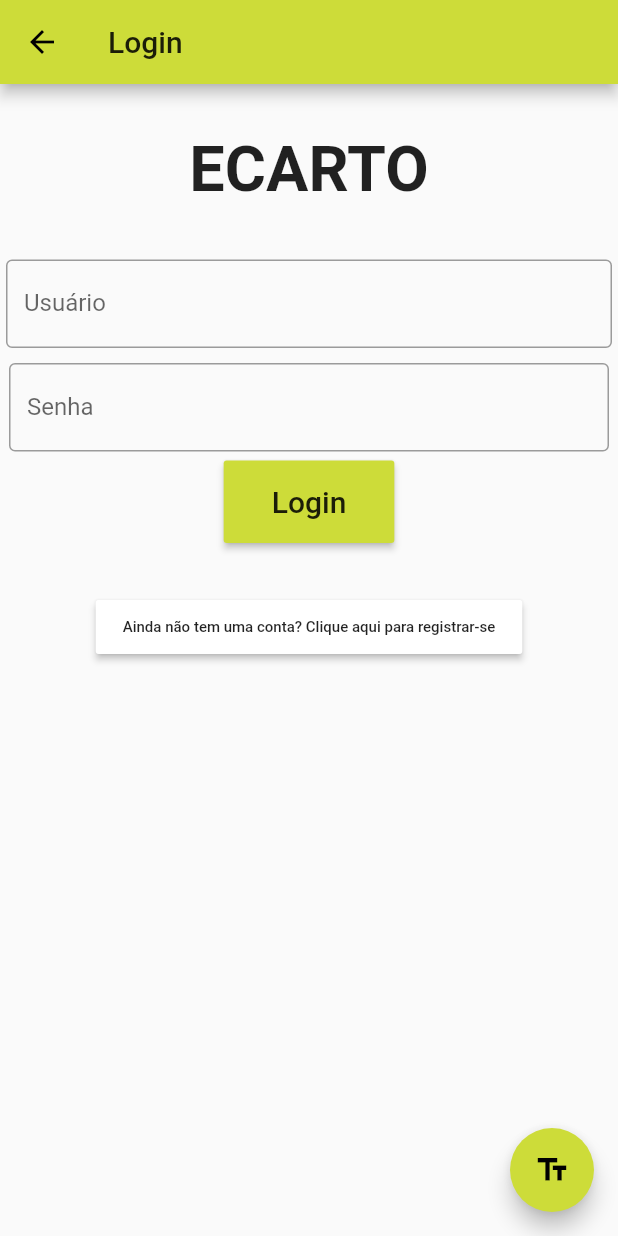
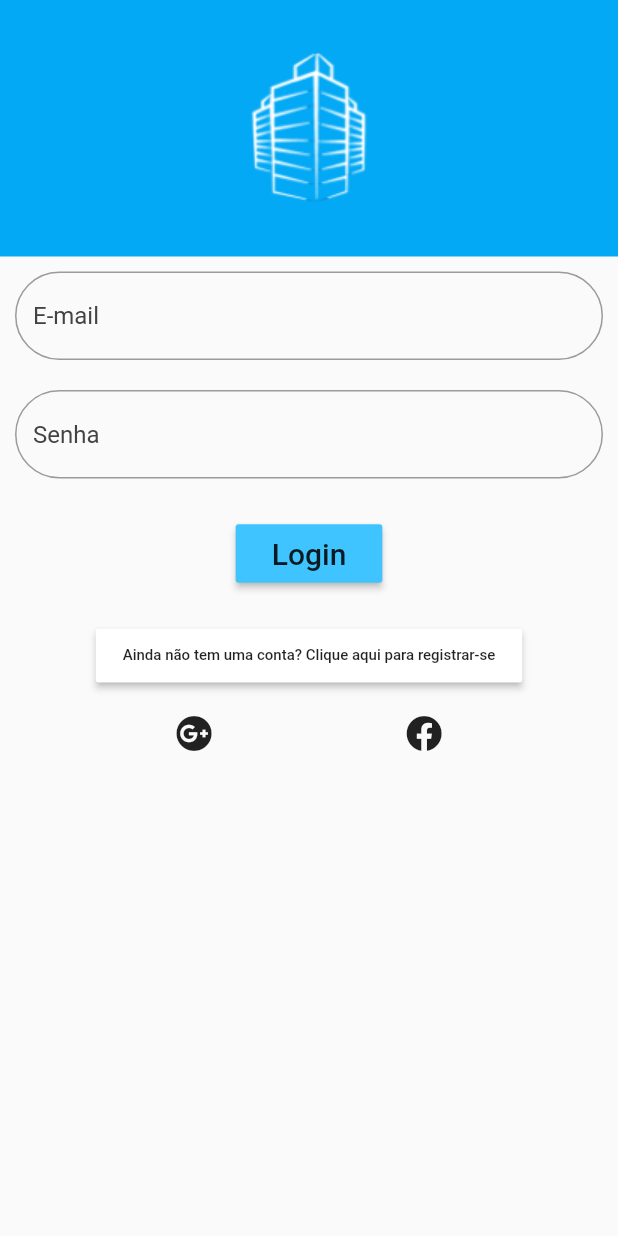
Before and after one commit to barreiradlc/e-proj, a Flutter app: the Login screen opened directly, on a phone screen of 412 x 824 dp. Run offline on Flutter 3.47's test engine with Material 2 defaults, Android fonts, the phone set to English and light mode, and no system bars; our stand-ins replace font_awesome_flutter, shared_preferences; missing offline and left inert: universal_html; accounts and stored records are empty.

Commit message:
Telas de login e cadastro

```diff
--- a/lib/main.dart
+++ b/lib/main.dart
@@ -20,8 +20,8 @@ import 'package:flutter/services.dart';
 
 // telas
 import  './telas/Home.dart';
-// import  './telas/Login.dart';
-
+import  './telas/Login.dart';
+import  './telas/Cadastro.dart';
 
 
 void main() {
@@ -33,8 +33,8 @@ void main() {
 class MyApp extends StatelessWidget {
 
   var inicio = new Home();
-  // var login = new Login();
-
+  var login = new Login();
+  var cadastro = new Cadastro();
 
 
 
@@ -43,14 +43,15 @@ class MyApp extends StatelessWidget {
     return
     MaterialApp(
       theme: ThemeData(
-        primarySwatch: Colors.lime,
+        primarySwatch: Colors.lightBlue,
         // See https://github.com/flutter/flutter/wiki/Desktop-shells#fonts
         fontFamily: 'Roboto',
       ),
-    initialRoute: '/',
+      initialRoute: '/login',
       routes: {
         // When navigating to the "/" route, build the FirstScreen widget.
-        // '/login': (context) => login,
+        '/login': (context) => login,
+        '/cadastro': (context) => cadastro,
         // When navigating to the "/second" route, build the SecondScreen widget.
         '/': (context) => inicio,
       },
--- a/lib/telas/Login.dart
+++ b/lib/telas/Login.dart
@@ -1,6 +1,7 @@
-import 'dart:io' show Platform;  //at the top
+import 'dart:io' show Platform; //at the top
 import 'package:flutter/foundation.dart' show TargetPlatform;
 
+import 'package:font_awesome_flutter/font_awesome_flutter.dart';
 import 'package:shared_preferences/shared_preferences.dart';
 
 import 'package:flutter/foundation.dart'
@@ -13,11 +14,9 @@ import 'dart:convert';
 
 import 'package:universal_html/prefer_universal/html.dart' as web;
 
-
 import 'package:flutter/material.dart';
 import 'package:http/http.dart' as http;
 import 'package:http/http.dart';
-
 
 // Define a custom Form widget.
 class Login extends StatefulWidget {
@@ -38,12 +37,12 @@ class _MyCustomFormState extends State<Login> {
 
   Future<String> getReq() async {
     // cloud
-    var url = 'https://ae-teste.herokuapp.com';
-
+    var url = 'http://eproj-teste.herokuapp.com/';
+    print('indo');
     // local
     // var url = 'http://localhost:3000';
 
-    var endpoint = '/auth/login';
+    var endpoint = 'sessions';
 
     print('req');
     http.Response response =
@@ -54,6 +53,7 @@ class _MyCustomFormState extends State<Login> {
     });
     const bool kIsWeb = identical(0, 0.0);
     var res = jsonDecode(response.body);
+    print(res);
 
     if (res['errors'] == null) {
       SharedPreferences jwt = await SharedPreferences.getInstance();
@@ -77,8 +77,6 @@ class _MyCustomFormState extends State<Login> {
       await jwt.setString('username', res['username']);
 
       Navigator.pushNamed(context, '/home');
-
-
     } else {
       print('erro');
     }
@@ -116,68 +114,122 @@ class _MyCustomFormState extends State<Login> {
   @override
   Widget build(BuildContext context) {
     return Scaffold(
-      appBar: AppBar(
-        title: Text('Login'),
-      ),
+      // appBar: AppBar(
+      //   title: Text('Login'),
+      // ),
       body: Column(
         children: <Widget>[
-          Padding(
-            padding: const EdgeInsets.all(32.0),
-            child: Text(
-              "ECARTO",
-              style: TextStyle(fontWeight: FontWeight.bold, fontSize: 42),
+          // Padding(
+          //   padding: const EdgeInsets.all(32.0),
+          //   child: Text(
+          //     "E-PROJ",
+          //     style: TextStyle(fontWeight: FontWeight.bold, fontSize: 42),
+          //   ),
+          // ),
+          Container(
+            alignment: AlignmentDirectional(0.0, 0.0),
+            padding: new EdgeInsets.all(15.0),
+            color: Colors.lightBlue,
+            child: Padding(
+              padding: const EdgeInsets.all(20),
+              child: Image(
+                  image: AssetImage('assets/imgs/eproject-logo-logotipo.png')),
             ),
           ),
           Padding(
-            padding: const EdgeInsets.all(4.0),
+            padding: const EdgeInsets.all(10.0),
             child: TextField(
               controller: myController,
               obscureText: false,
+
+              // decoration: new InputDecoration(
+              //       border: new OutlineInputBorder(
+              //         borderRadius: const BorderRadius.all(
+              //           const Radius.circular(10.0),
+              //         ),
+              //       ),
+              //       filled: true,
+              //       hintStyle: new TextStyle(color: Colors.grey[800]),
+              //       hintText: "Type in your text",
+              //       fillColor: Colors.white70),
+
               decoration: InputDecoration(
-                border: OutlineInputBorder(),
-                labelText: 'Usuário',
+                border: OutlineInputBorder(
+                  borderRadius: const BorderRadius.all(
+                    const Radius.circular(50.0),
+                  ),
+                ),
+                hintStyle: new TextStyle(color: Colors.grey[800]),
+                hintText: "E-mail",
               ),
             ),
           ),
           Padding(
-            padding: const EdgeInsets.all(6.0),
+            padding: const EdgeInsets.all(10.0),
             child: TextField(
               controller: myController2,
               obscureText: true,
               decoration: InputDecoration(
-                border: OutlineInputBorder(),
-                labelText: 'Senha',
+                border: OutlineInputBorder(
+                  borderRadius: const BorderRadius.all(
+                    const Radius.circular(50.0),
+                  ),
+                ),
+                hintStyle: new TextStyle(color: Colors.grey[800]),
+                hintText: "Senha",
               ),
             ),
           ),
-          RaisedButton(
+          Padding(
+            // margin: const EdgeInsets.only(left: 20.0, right: 20.0),
+            padding: const EdgeInsets.all(16.0),
+            child: RaisedButton(
               onPressed: getReq,
-            color: Colors.lime,
+              color: Colors.lightBlueAccent,
               child: Padding(
-              padding: const EdgeInsets.all(16.0),
+                padding: const EdgeInsets.all(8.0),
                 child: Text('Login', style: TextStyle(fontSize: 20)),
               ),
             ),
+          ),
           Padding(
-            padding: const EdgeInsets.all(32.0),
-            child:RaisedButton(
-
-            onPressed: (){
+            // margin: const EdgeInsets.only(left: 20.0, right: 20.0),
+            padding: const EdgeInsets.all(4.0),
+            child: RaisedButton(
+              onPressed: () {
                 Navigator.pushNamed(context, '/cadastro');
               },
               color: Colors.white,
               child: Padding(
                 padding: const EdgeInsets.all(2.0),
-              child: Text('Ainda não tem uma conta? Clique aqui para registrar-se', style: TextStyle(fontSize: 10)),
+                child: Text(
+                    'Ainda não tem uma conta? Clique aqui para registrar-se',
+                    style: TextStyle(fontSize: 10)),
               ),
             ),
-          )
-
-        ],
           ),
-      floatingActionButton: FloatingActionButton(
-        // When the user presses the button, show an alert dialog containing
-        // the text that the user has entered into the text field.
+          Row(
+            mainAxisAlignment: MainAxisAlignment.spaceEvenly,
+            children: <Widget>[
+              IconButton(
+                  // Use the FontAwesomeIcons class for the IconData
+                  icon: new Icon(FontAwesomeIcons.googlePlus),
+                  onPressed: () {
+                    print("Pressed");
+                    return showDialog(
+                      context: context,
+                      builder: (context) {
+                        return AlertDialog(
+                          // Retrieve the text the that user has entered by using the
+                          // TextEditingController.
+                          content: Text("Funcionalidade em Desenvolvimento"),
+                        );
+                      },
+                    );
+                  }),
+              IconButton(
+                  // Use the FontAwesomeIcons class for the IconData
+                  icon: new Icon(FontAwesomeIcons.facebook),
                   onPressed: () {
                     return showDialog(
                       context: context,
@@ -185,14 +237,33 @@ class _MyCustomFormState extends State<Login> {
                         return AlertDialog(
                           // Retrieve the text the that user has entered by using the
                           // TextEditingController.
-                content: Text(myController.text + myController2.text),
+                          content: Text("Funcionalidade em Desenvolvimento"),
                         );
                       },
                     );
-        },
-        tooltip: 'Show me the value!',
-        child: Icon(Icons.text_fields),
+                  })
+            ],
+          )
+        ],
       ),
+      // floatingActionButton: FloatingActionButton(
+      //   // When the user presses the button, show an alert dialog containing
+      //   // the text that the user has entered into the text field.
+      //   onPressed: () {
+      //     return showDialog(
+      //       context: context,
+      //       builder: (context) {
+      //         return AlertDialog(
+      //           // Retrieve the text the that user has entered by using the
+      //           // TextEditingController.
+      //           content: Text(myController.text + myController2.text),
+      //         );
+      //       },
+      //     );
+      //   },
+      //   tooltip: 'Show me the value!',
+      //   child: Icon(Icons.text_fields),
+      // ),
     );
   }
 }
--- a/pubspec.yaml
+++ b/pubspec.yaml
@@ -22,7 +22,7 @@ dependencies:
   universal_html: 1.1.6
   http: 0.12.0+2
   shared_preferences: 0.5.6
-
+  font_awesome_flutter: 8.5.0
 
   # The following adds the Cupertino Icons font to your application.
   # Use with the CupertinoIcons class for iOS style icons.
```
Also changed, not shown: lib/telas/Cadastro.dart (added, +244 -0 lines), lib/telas/Home.dart (+7 -7 lines), pubspec.lock, 1 other file. Lines whose indentation alone changed are shown as unchanged.
